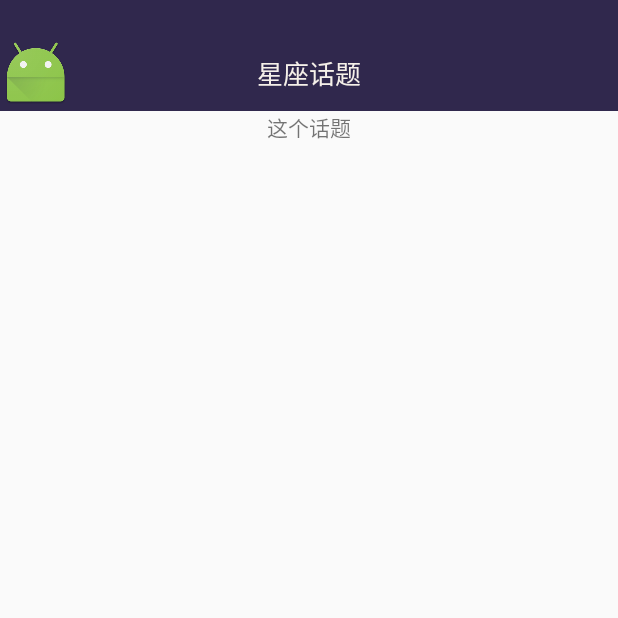
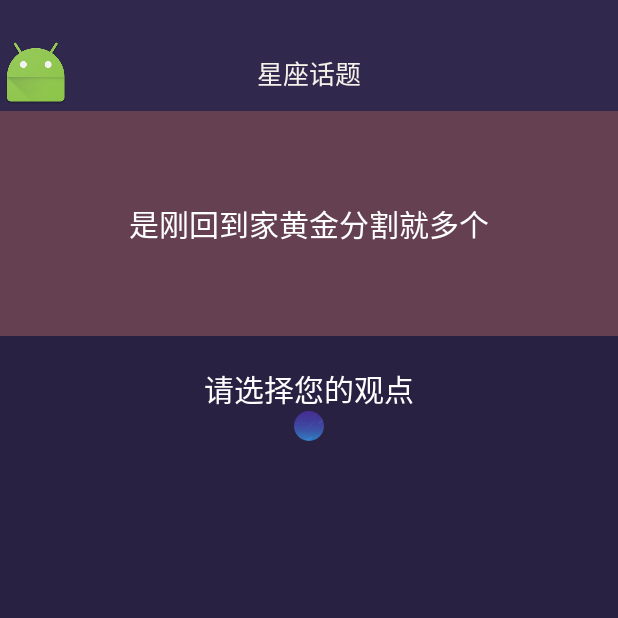
Before and after one commit to mumuling/Lilith, an Android app: the TopicDetailActivity screen opened directly, with no data from a screen before it, on a phone screen of 412 x 824 dp, the top half of it. Run offline under Robolectric (Android 15) with nearby library versions, the phone set to English and light mode, and no system bars; our stand-ins replace ButterKnife; network calls fail; pictures from the network do not load.

Commit message:
Glide处理圆形图片

```diff
--- a/app/src/main/AndroidManifest.xml
+++ b/app/src/main/AndroidManifest.xml
@@ -47,7 +47,11 @@
             android:configChanges="orientation|keyboardHidden|screenSize" />
         <activity
             android:name=".topic.TopicDetailActivity"
+            android:screenOrientation="portrait"
             android:launchMode="singleTop" />
+        <activity android:name=".topic.PointDetailActivity"
+            android:screenOrientation="portrait"
+            android:launchMode="singleTop"/>
 
         <!-- share begin -->
 
--- a/app/src/main/java/com/youloft/lilith/topic/TopicDetailActivity.java
+++ b/app/src/main/java/com/youloft/lilith/topic/TopicDetailActivity.java
@@ -2,22 +2,35 @@ package com.youloft.lilith.topic;
 
 import android.os.Bundle;
 import android.support.annotation.Nullable;
+import android.widget.ImageView;
 
+import com.bumptech.glide.Glide;
 import com.youloft.lilith.R;
+import com.youloft.lilith.common.GlideApp;
+import com.youloft.lilith.common.GlideRequest;
+import com.youloft.lilith.common.GlideRequests;
 import com.youloft.lilith.common.base.BaseActivity;
+import com.youloft.lilith.ui.GlideCircleTransform;
 import com.youloft.lilith.ui.view.BaseToolBar;
 
 import butterknife.BindView;
 import butterknife.ButterKnife;
 
 /**
+ * 星座话题的详情页
+ * version
  *
+ * @author slj
+ * @time 2017/6/29 14:10
+ * @class TopicDetailActivity
  */
 
 public class TopicDetailActivity extends BaseActivity {
 
     @BindView(R.id.tool_bar)
     BaseToolBar toolBar;
+    @BindView(R.id.circle_image)
+    ImageView circleImage;
 
     @Override
     protected void onCreate(@Nullable Bundle savedInstanceState) {
@@ -29,6 +42,10 @@ public class TopicDetailActivity extends BaseActivity {
 
     private void initView() {
         toolBar.setTitle("星座话题");
+        GlideApp.with(this).asBitmap()
+                .load(R.mipmap.er)
+                .transform(new GlideCircleTransform(this))
+                .into(circleImage);
         toolBar.setOnToolBarItemClickListener(new BaseToolBar.OnToolBarItemClickListener() {
             @Override
             public void OnBackBtnClick() {
--- /dev/null
+++ b/app/src/main/java/com/youloft/lilith/ui/GlideCircleTransform.java
@@ -0,0 +1,55 @@
+package com.youloft.lilith.ui;
+
+import android.content.Context;
+import android.graphics.Bitmap;
+import android.graphics.BitmapShader;
+import android.graphics.Canvas;
+import android.graphics.Paint;
+
+import com.bumptech.glide.load.engine.bitmap_recycle.BitmapPool;
+import com.bumptech.glide.load.resource.bitmap.BitmapTransformation;
+
+import java.security.MessageDigest;
+
+/**     Glide处理圆形图片
+ *version
+ *@author  slj
+ *@time    2017/6/29 15:32
+ *@class   GlideCircleTransform
+ */
+
+public class GlideCircleTransform extends BitmapTransformation {
+    public GlideCircleTransform(Context context) {
+        super(context);
+    }
+
+    @Override
+    protected Bitmap transform(BitmapPool pool, Bitmap toTransform, int outWidth, int outHeight) {
+        return circleCrop(pool, toTransform);
+    }
+
+    private static Bitmap circleCrop(BitmapPool pool, Bitmap source) {
+        if (source == null) return null;
+        int size = Math.min(source.getWidth(), source.getHeight());
+        int x = (source.getWidth() - size) / 2;
+        int y = (source.getHeight() - size) / 2;
+        // TODO this could be acquired from the pool too
+        Bitmap squared = Bitmap.createBitmap(source, x, y, size, size);
+        Bitmap result = pool.get(size, size, Bitmap.Config.ARGB_8888);
+        if (result == null) {
+            result = Bitmap.createBitmap(size, size, Bitmap.Config.ARGB_8888);
+        }
+        Canvas canvas = new Canvas(result);
+        Paint paint = new Paint();
+        paint.setShader(new BitmapShader(squared, BitmapShader.TileMode.CLAMP, BitmapShader.TileMode.CLAMP));
+        paint.setAntiAlias(true);
+        float r = size / 2f;
+        canvas.drawCircle(r, r, r, paint);
+        return result;
+    }
+
+    @Override
+    public void updateDiskCacheKey(MessageDigest messageDigest) {
+
+    }
+}
--- a/app/src/main/res/layout/activity_topic.xml
+++ b/app/src/main/res/layout/activity_topic.xml
@@ -3,15 +3,47 @@
     android:layout_width="match_parent"
     android:layout_height="match_parent"
     xmlns:app="http://schemas.android.com/apk/res-auto"
-    android:orientation="vertical">
+    android:orientation="vertical"
+    android:background="#282142">
     <com.youloft.lilith.ui.view.BaseToolBar
         android:layout_width="match_parent"
         android:layout_height="wrap_content"
         android:id="@+id/tool_bar"
         app:show_share_btn="false"/>
+    <FrameLayout
+        android:layout_width="match_parent"
+        android:layout_height="150dp"
+        android:id="@+id/top_content_fl">
+        <ImageView
+            android:layout_width="match_parent"
+            android:layout_height="match_parent"
+            android:id="@+id/top_iamge"
+            android:scaleType="centerCrop"
+            android:src="@drawable/div1"
+            android:alpha="0.5"
+            />
+        <TextView
+            android:layout_width="wrap_content"
+            android:layout_height="wrap_content"
+            android:layout_gravity="center"
+            android:text="是刚回到家黄金分割就多个"
+            android:textColor="#ffffff"
+            android:textSize="20sp"
+            />
+    </FrameLayout>
+
+
     <TextView
         android:layout_width="wrap_content"
         android:layout_height="wrap_content"
         android:layout_gravity="center"
-        android:text="这个话题"/>
+        android:text="请选择您的观点"
+        android:textColor="#ffffff"
+        android:textSize="20sp"
+        android:layout_marginTop="20dp"/>
+    <ImageView
+        android:layout_width="20dp"
+        android:layout_height="20dp"
+        android:layout_gravity="center"
+        android:id="@+id/circle_image"/>
 </LinearLayout>
```
Also changed, not shown: app/src/main/java/com/youloft/lilith/topic/PointDetailActivity.java (added, +13 -0 lines), app/src/main/java/com/youloft/lilith/ui/fragment/CCFragment.java (+1 -25 lines), app/src/main/res/mipmap-xhdpi/er.jpg (added).
